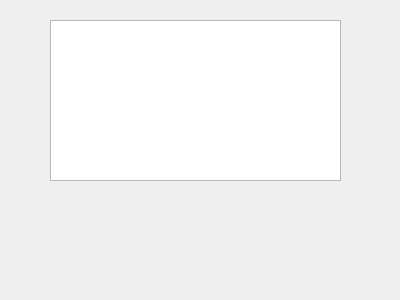
This is Word-Flow/random.ui in timowka0304/Word-Flow as Qt 5 draws it before an edit. The edited form follows.
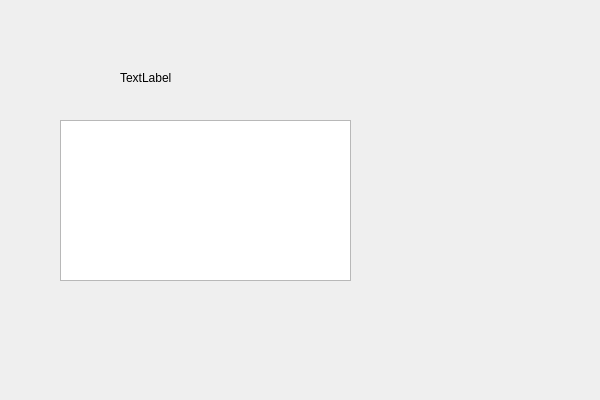
This is the edited form.

What changed in the file:
```diff
--- a/Word-Flow/random.ui
+++ b/Word-Flow/random.ui
@@ -6,8 +6,8 @@
    <rect>
     <x>0</x>
     <y>0</y>
-    <width>400</width>
-    <height>300</height>
+    <width>600</width>
+    <height>400</height>
    </rect>
   </property>
   <property name="windowTitle">
@@ -16,13 +16,26 @@
   <widget class="QTextBrowser" name="textBrowser">
    <property name="geometry">
     <rect>
-     <x>50</x>
-     <y>20</y>
+     <x>60</x>
+     <y>120</y>
      <width>291</width>
      <height>161</height>
     </rect>
    </property>
   </widget>
+  <widget class="QLabel" name="label_question">
+   <property name="geometry">
+    <rect>
+     <x>120</x>
+     <y>70</y>
+     <width>171</width>
+     <height>16</height>
+    </rect>
+   </property>
+   <property name="text">
+    <string>TextLabel</string>
+   </property>
+  </widget>
  </widget>
  <resources/>
  <connections/>
```
Left out of the diff: 2 changed lines with no effect on the pictures.
